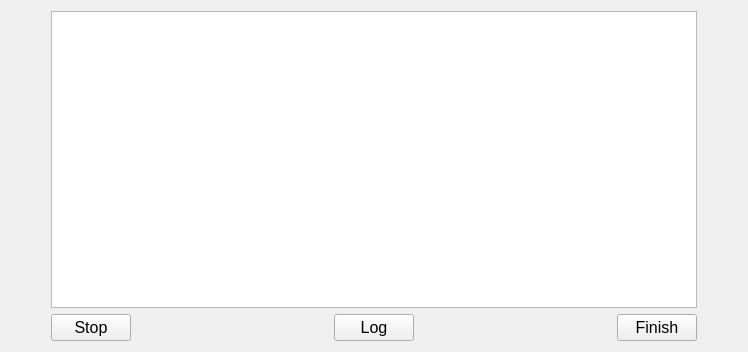
Qt form smartfMRI/experimentstatus.ui (wuzhuobin/smartfMRI) before a commit.
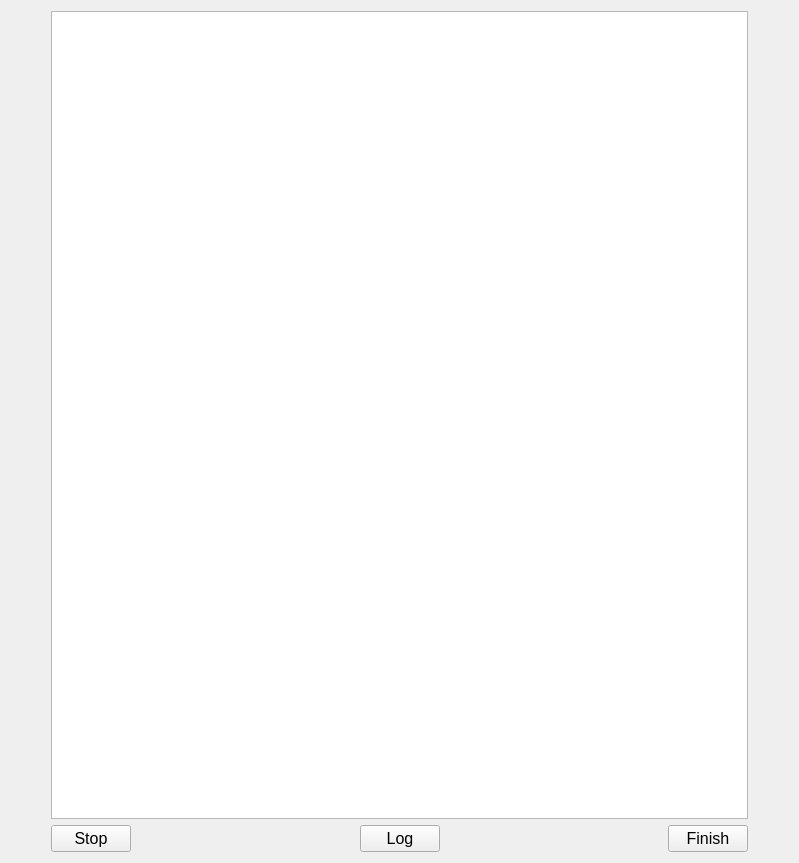
The same form after that commit.

Diff of the .ui file:
```diff
--- a/smartfMRI/experimentstatus.ui
+++ b/smartfMRI/experimentstatus.ui
@@ -6,8 +6,8 @@
    <rect>
     <x>0</x>
     <y>0</y>
-    <width>748</width>
-    <height>352</height>
+    <width>799</width>
+    <height>863</height>
    </rect>
   </property>
   <property name="windowTitle">
```
